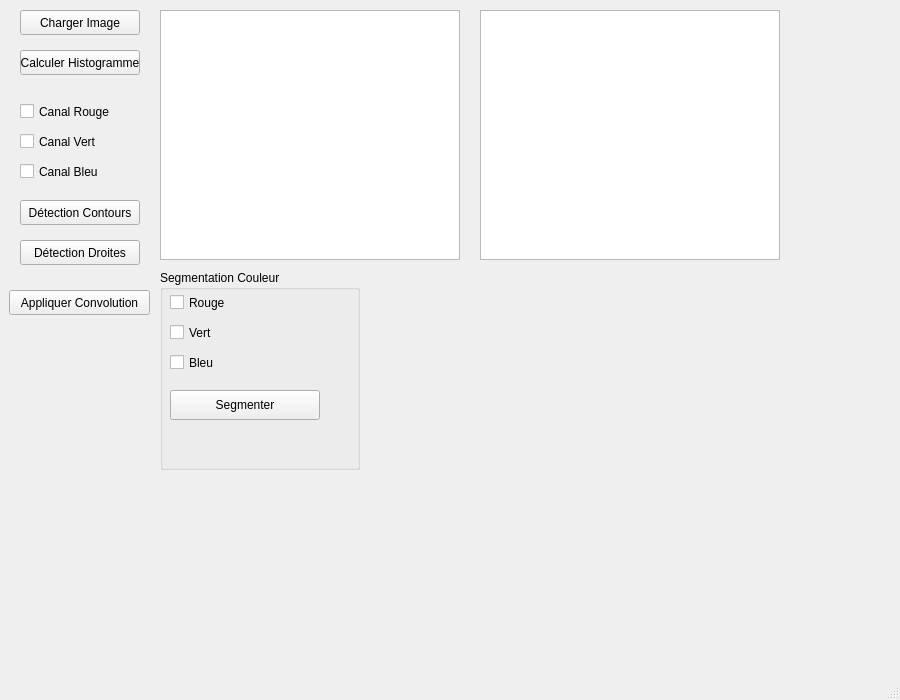
Before: the Qt Designer form Descripteurs/Projet/mainwindow.ui in TomAuclin/PROJETC_LMLTM, drawn with Qt 5.
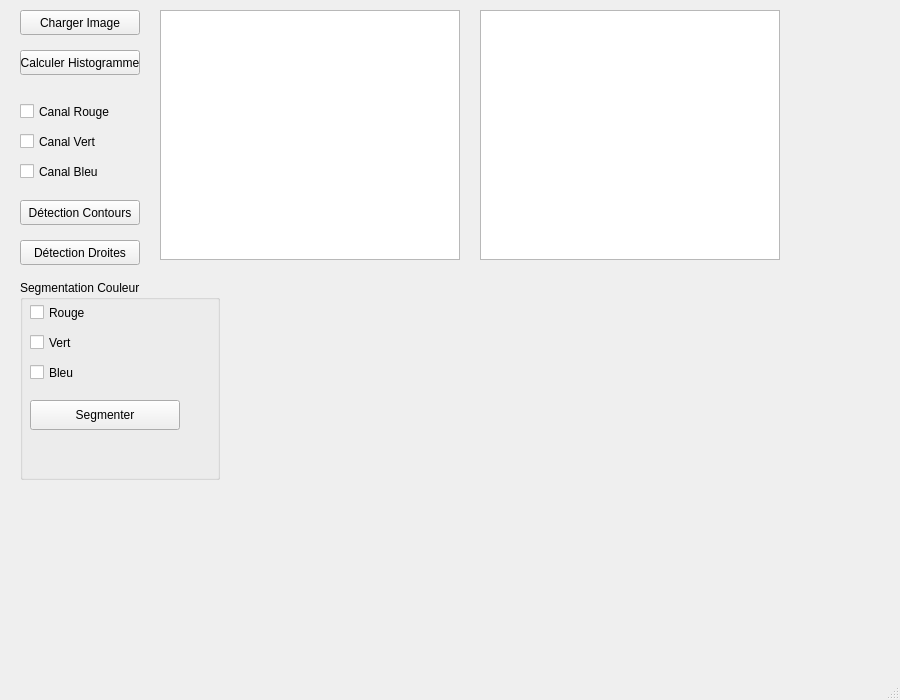
After: the same form once the commit is applied.

```diff
--- a/Descripteurs/Projet/mainwindow.ui
+++ b/Descripteurs/Projet/mainwindow.ui
@@ -125,24 +125,13 @@
      <string>Détection Droites</string>
     </property>
    </widget>
-   <widget class="QPushButton" name="AppliquerConvolution">
-    <property name="geometry">
-     <rect>
-      <x>9</x>
-      <y>290</y>
-      <width>141</width>
-      <height>25</height>
-     </rect>
-    </property>
-    <property name="text">
-     <string>Appliquer Convolution</string>
-    </property>
-   </widget>
+
+   <!-- Groupe de boutons pour la segmentation par couleur -->
    <widget class="QGroupBox" name="GroupeSegmentation">
     <property name="geometry">
      <rect>
-      <x>160</x>
-      <y>270</y>
+      <x>20</x>
+      <y>280</y>
       <width>200</width>
       <height>200</height>
      </rect>
```
Left out of the diff: 18 changed lines with no effect on the pictures.
